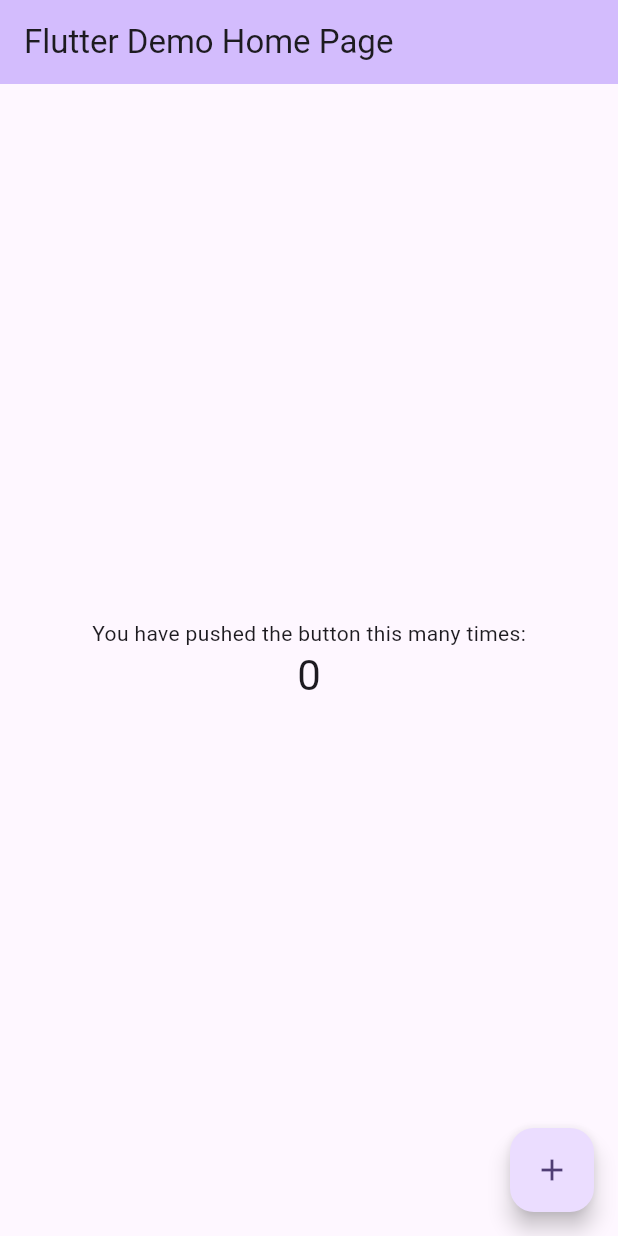
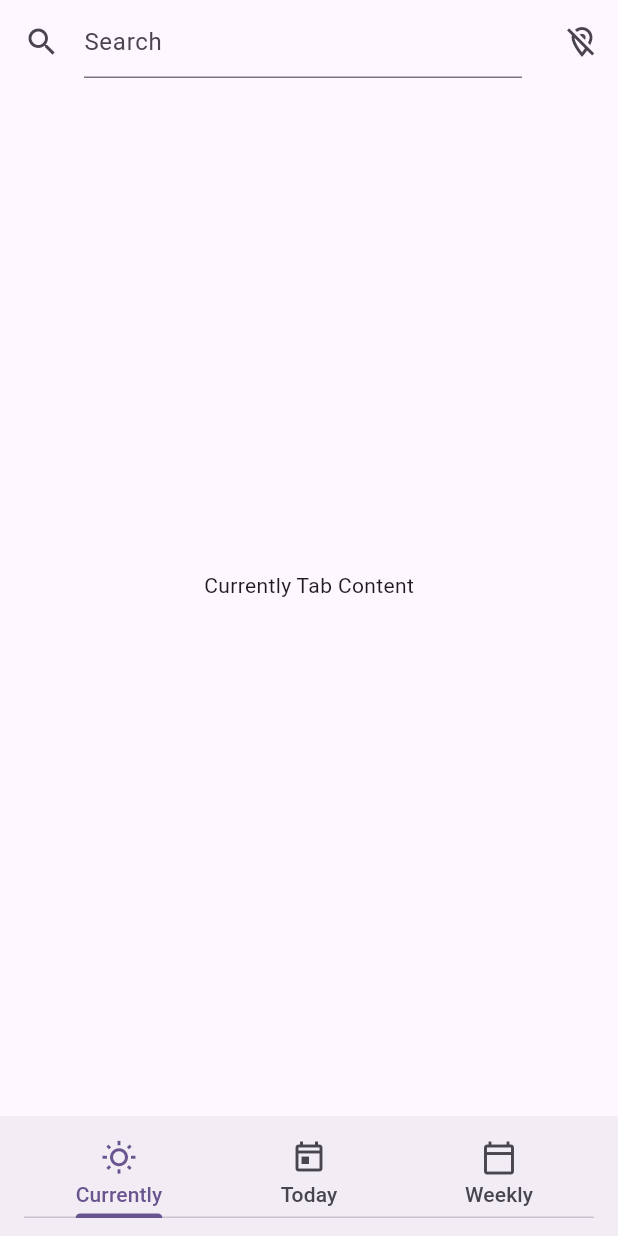
Before and after one commit to keonwoo98/Mobile-Piscine, a Flutter app: the screen it shows after launch, on a phone screen of 412 x 824 dp. Run offline on Flutter 3.47's test engine with Material 3 defaults, Android fonts, the phone set to English and light mode, and no system bars; our stand-ins replace math_expressions.

Commit message:
finished weatherApp_proj

```diff
--- a/module01/mobileWeatherApp/weatherApp_proj/lib/main.dart
+++ b/module01/mobileWeatherApp/weatherApp_proj/lib/main.dart
@@ -1,125 +1,121 @@
 import 'package:flutter/material.dart';
 
 void main() {
-  runApp(const MyApp());
+  runApp(const MyWeatherApp());
 }
 
-class MyApp extends StatelessWidget {
-  const MyApp({super.key});
+class MyWeatherApp extends StatelessWidget {
+  const MyWeatherApp({super.key});
 
-  // This widget is the root of your application.
   @override
   Widget build(BuildContext context) {
     return MaterialApp(
-      title: 'Flutter Demo',
+      title: 'mobileModule01/weatherApp_proj',
       theme: ThemeData(
-        // This is the theme of your application.
-        //
-        // TRY THIS: Try running your application with "flutter run". You'll see
-        // the application has a purple toolbar. Then, without quitting the app,
-        // try changing the seedColor in the colorScheme below to Colors.green
-        // and then invoke "hot reload" (save your changes or press the "hot
-        // reload" button in a Flutter-supported IDE, or press "r" if you used
-        // the command line to start the app).
-        //
-        // Notice that the counter didn't reset back to zero; the application
-        // state is not lost during the reload. To reset the state, use hot
-        // restart instead.
-        //
-        // This works for code too, not just values: Most code changes can be
-        // tested with just a hot reload.
         colorScheme: ColorScheme.fromSeed(seedColor: Colors.deepPurple),
         useMaterial3: true,
       ),
-      home: const MyHomePage(title: 'Flutter Demo Home Page'),
+      home: const WeatherHomePage(),
     );
   }
 }
 
-class MyHomePage extends StatefulWidget {
-  const MyHomePage({super.key, required this.title});
-
-  // This widget is the home page of your application. It is stateful, meaning
-  // that it has a State object (defined below) that contains fields that affect
-  // how it looks.
-
-  // This class is the configuration for the state. It holds the values (in this
-  // case the title) provided by the parent (in this case the App widget) and
-  // used by the build method of the State. Fields in a Widget subclass are
-  // always marked "final".
-
-  final String title;
+class WeatherHomePage extends StatefulWidget {
+  const WeatherHomePage({super.key});
 
   @override
-  State<MyHomePage> createState() => _MyHomePageState();
+  State<WeatherHomePage> createState() => _WeatherHomePageState();
 }
 
-class _MyHomePageState extends State<MyHomePage> {
-  int _counter = 0;
+class _WeatherHomePageState extends State<WeatherHomePage>
+    with SingleTickerProviderStateMixin {
+  late TabController tabController;
+  late TextEditingController searchController;
+  int selectedIndex = 0;
+  String searchText = '';
 
-  void _incrementCounter() {
-    setState(() {
-      // This call to setState tells the Flutter framework that something has
-      // changed in this State, which causes it to rerun the build method below
-      // so that the display can reflect the updated values. If we changed
-      // _counter without calling setState(), then the build method would not be
-      // called again, and so nothing would appear to happen.
-      _counter++;
-    });
+  @override
+  void initState() {
+    super.initState();
+    tabController = TabController(length: 3, vsync: this);
+    searchController = TextEditingController();
+  }
+
+  @override
+  void dispose() {
+    searchController.dispose();
+    tabController.dispose();
+    super.dispose();
   }
 
   @override
   Widget build(BuildContext context) {
-    // This method is rerun every time setState is called, for instance as done
-    // by the _incrementCounter method above.
-    //
-    // The Flutter framework has been optimized to make rerunning build methods
-    // fast, so that you can just rebuild anything that needs updating rather
-    // than having to individually change instances of widgets.
-    return Scaffold(
-      appBar: AppBar(
-        // TRY THIS: Try changing the color here to a specific color (to
-        // Colors.amber, perhaps?) and trigger a hot reload to see the AppBar
-        // change color while the other colors stay the same.
-        backgroundColor: Theme.of(context).colorScheme.inversePrimary,
-        // Here we take the value from the MyHomePage object that was created by
-        // the App.build method, and use it to set our appbar title.
-        title: Text(widget.title),
-      ),
-      body: Center(
-        // Center is a layout widget. It takes a single child and positions it
-        // in the middle of the parent.
-        child: Column(
-          // Column is also a layout widget. It takes a list of children and
-          // arranges them vertically. By default, it sizes itself to fit its
-          // children horizontally, and tries to be as tall as its parent.
-          //
-          // Column has various properties to control how it sizes itself and
-          // how it positions its children. Here we use mainAxisAlignment to
-          // center the children vertically; the main axis here is the vertical
-          // axis because Columns are vertical (the cross axis would be
-          // horizontal).
-          //
-          // TRY THIS: Invoke "debug painting" (choose the "Toggle Debug Paint"
-          // action in the IDE, or press "p" in the console), to see the
-          // wireframe for each widget.
-          mainAxisAlignment: MainAxisAlignment.center,
-          children: <Widget>[
-            const Text(
-              'You have pushed the button this many times:',
+    return DefaultTabController(
+      length: 3,
+      initialIndex: 0,
+      child: Scaffold(
+        appBar: AppBar(
+          title: TextField(
+            controller: searchController,
+            onSubmitted: (text) => setState(() {
+              searchText = text;
+            }),
+            decoration: const InputDecoration(
+              hintText: 'Search',
+              icon: Icon(Icons.search),
             ),
-            Text(
-              '$_counter',
-              style: Theme.of(context).textTheme.headlineMedium,
+          ),
+          centerTitle: true,
+          actions: [
+            IconButton(
+              onPressed: () => setState(() {
+                if (searchText.contains('Geolocation')) {
+                  searchText = '';
+                } else {
+                  searchController.text = '';
+                  searchText = 'Geolocation';
+                }
+              }),
+              icon: !searchText.contains('Geolocation')
+                  ? const Icon(Icons.location_off_outlined)
+                  : const Icon(Icons.location_on_sharp),
             ),
           ],
         ),
+        body: TabBarView(
+          physics: const BouncingScrollPhysics(),
+          controller: tabController,
+          children: [
+            TabContent(title: 'Currently Tab Content\n$searchText'),
+            TabContent(title: 'Today Tab Content\n$searchText'),
+            TabContent(title: 'Weekly Tab Content\n$searchText'),
+          ],
+        ),
+        bottomNavigationBar: BottomAppBar(
+          clipBehavior: Clip.none,
+          child: TabBar(
+            controller: tabController,
+            indicator: null,
+            tabs: const [
+              Tab(icon: Icon(Icons.wb_sunny_outlined), text: 'Currently'),
+              Tab(icon: Icon(Icons.today_outlined), text: 'Today'),
+              Tab(icon: Icon(Icons.calendar_today_outlined), text: 'Weekly'),
+            ],
+          ),
+        ),
       ),
-      floatingActionButton: FloatingActionButton(
-        onPressed: _incrementCounter,
-        tooltip: 'Increment',
-        child: const Icon(Icons.add),
-      ), // This trailing comma makes auto-formatting nicer for build methods.
     );
   }
 }
+
+class TabContent extends StatelessWidget {
+  final String title;
+  const TabContent({super.key, required this.title});
+
+  @override
+  Widget build(BuildContext context) {
+    return Center(
+      child: Text(title),
+    );
+  }
+}
```
Also changed, not shown: 1 other file.
